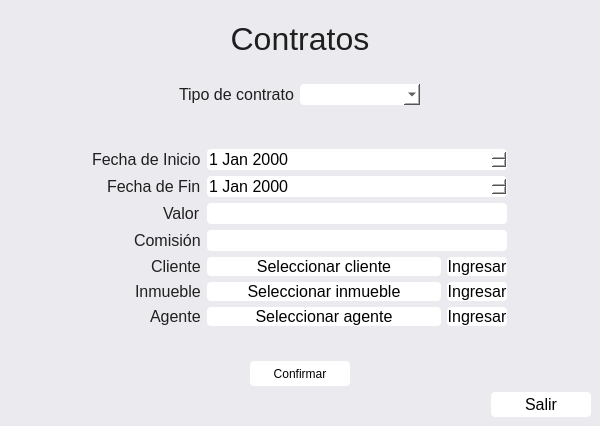
The window that view/contratosView.ui (donjosh-ua/agencia_inmobiliaria) describes before a commit, drawn with Qt 5.
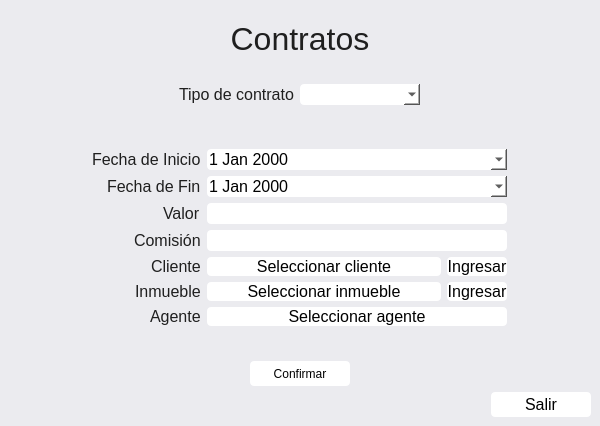
The same window after the commit.

Diff of the .ui file:
```diff
--- a/view/contratosView.ui
+++ b/view/contratosView.ui
@@ -165,6 +165,9 @@
 	border-radius: 4px;
 }</string>
          </property>
+         <property name="calendarPopup">
+          <bool>true</bool>
+         </property>
         </widget>
        </item>
        <item row="1" column="0">
@@ -205,6 +208,9 @@
 	border-radius: 4px;
 }</string>
          </property>
+         <property name="calendarPopup">
+          <bool>true</bool>
+         </property>
         </widget>
        </item>
        <item row="2" column="0">
@@ -465,36 +471,6 @@
            </property>
           </widget>
          </item>
-         <item>
-          <widget class="QPushButton" name="btnIngresarAgente">
-           <property name="maximumSize">
-            <size>
-             <width>60</width>
-             <height>16777215</height>
-            </size>
-           </property>
-           <property name="font">
-            <font>
-             <pointsize>12</pointsize>
-            </font>
-           </property>
-           <property name="styleSheet">
-            <string notr="true">QPushButton{
-	color: black;
-	background-color: white;
-	border-radius: 4px;
-}
-
-QPushButton::hover {
-	background-color: #3081D0;
-	color: white;
-}</string>
-           </property>
-           <property name="text">
-            <string>Ingresar</string>
-           </property>
-          </widget>
-         </item>
         </layout>
        </item>
       </layout>
```
